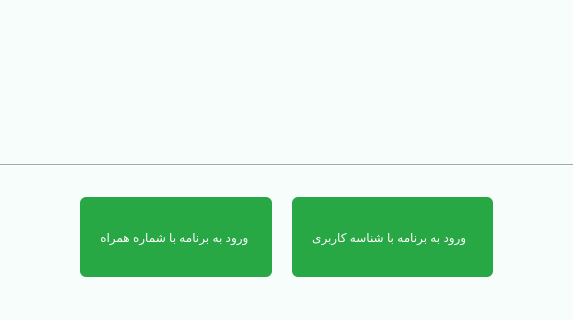
First picture: the form in main.ui, repository Farazist/raspberrypi-app, before the edit; both pictures show x 218 to 791 and y 280 to 600 of the 1000 by 600 pixel window.
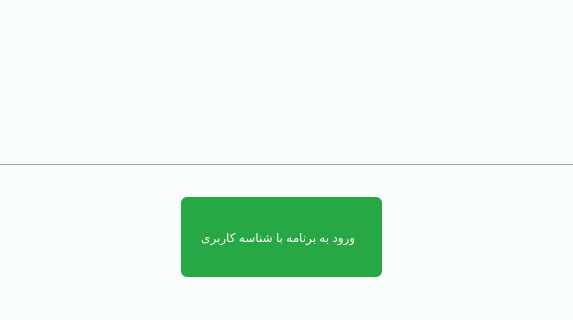
Second picture: the form after the edit. The open tabs and pages were chosen to show the change. Icons and pictures are not drawn.

Commit message: delete stackSignInUserMobileNumber and  btn_login_with_mobile_number

```diff
--- a/main.ui
+++ b/main.ui
@@ -3107,52 +3107,7 @@
           <property name="rightMargin">
            <number>20</number>
           </property>
-          <item alignment="Qt::AlignRight|Qt::AlignBottom">
-           <widget class="QPushButton" name="btn_sign_in_user_mobile_number">
-            <property name="minimumSize">
-             <size>
-              <width>0</width>
-              <height>80</height>
-             </size>
-            </property>
-            <property name="maximumSize">
-             <size>
-              <width>16777215</width>
-              <height>16777215</height>
-             </size>
-            </property>
-            <property name="styleSheet">
-             <string notr="true">QPushButton{
-font: 22pt &quot;IRANSans&quot;;
-background-color: #28a745;
-color: rgb(255, 255, 255);
-padding: 20px; 
-border: none; 
-border-radius: 6px;
-text-align: center;
-outline-style: none;
-}
-QPushButton:pressed {
-background-color: #145222;
-border-style: inset;
-}</string>
-            </property>
-            <property name="text">
-             <string>ورود به برنامه با شماره همراه </string>
-            </property>
-            <property name="icon">
-             <iconset>
-              <normaloff>images/icon/mobile.png</normaloff>images/icon/mobile.png</iconset>
-            </property>
-            <property name="iconSize">
-             <size>
-              <width>50</width>
-              <height>50</height>
-             </size>
-            </property>
-           </widget>
-          </item>
-          <item alignment="Qt::AlignLeft|Qt::AlignBottom">
+          <item alignment="Qt::AlignHCenter|Qt::AlignBottom">
            <widget class="QPushButton" name="btn_sign_in_user_id_number">
             <property name="minimumSize">
              <size>
```
Left out of the diff: 4 changed lines with no effect on the pictures. The commit also changes 2 other files.
